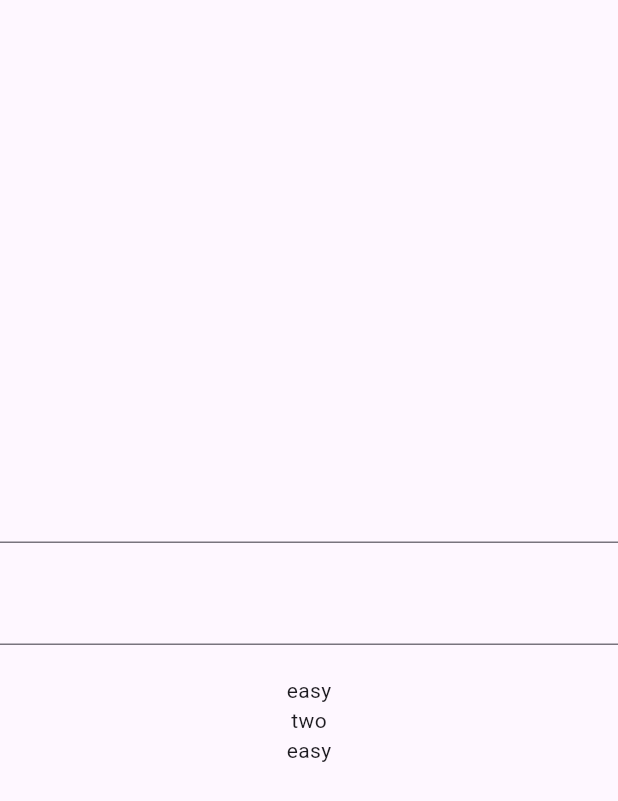
After one commit to anooravk/riverpodpractice, a Flutter app: the Selective screen opened directly, on a phone screen of 412 x 824 dp. The commit adds this screen. Shown: the top 801 px of the screen. Run offline on Flutter 3.47's test engine with Material 3 defaults, Android fonts, the phone set to English and light mode, and no system bars; our stand-ins replace flutter_riverpod, riverpod, riverpod_annotation; generated files the repository leaves out were written again.

Commit message:
auto generation

```diff
--- /dev/null
+++ b/lib/autogen.dart
@@ -0,0 +1,4 @@
+import 'package:riverpod_annotation/riverpod_annotation.dart';
+part 'autogen.g.dart';
+@Riverpod(keepAlive: false)
+String name(NameRef ref){return 'amar';}
--- /dev/null
+++ b/lib/select.dart
@@ -0,0 +1,41 @@
+import 'package:flutter/material.dart';
+import 'package:flutter_riverpod/flutter_riverpod.dart';
+import 'package:riverpodpractice/statenotifier.dart';
+
+final selectProvider = StateNotifierProvider<Select, GameModel>(
+    (ref) => Select(GameModel(playersCount: 'two', playMode: 'easy')));
+
+
+class Selective extends ConsumerWidget {
+  const Selective({super.key});
+
+  @override
+  Widget build(BuildContext context, WidgetRef ref) {
+    final game=ref.watch(selectProvider);
+    final select=ref.watch(selectProvider.select((value) => value.playMode));
+    return Scaffold(
+      body: Column(
+        mainAxisAlignment: MainAxisAlignment.center,
+        crossAxisAlignment: CrossAxisAlignment.center,
+        children: [
+          TextField(
+            onSubmitted: (value)=>ref.read(selectProvider.notifier).updatePlayerCount(value),
+          ),
+          SizedBox(
+            height: 20,
+          ),
+          TextField(
+            onSubmitted: (value)=>ref.read(selectProvider.notifier).updatePlayMode(value),
+
+          ),
+          SizedBox(
+            height: 20,
+          ),
+          Text(game.playMode),
+          Text(game.playersCount),
+          Text(select),
+        ],
+      ),
+    );
+  }
+}
--- a/pubspec.yaml
+++ b/pubspec.yaml
@@ -16,6 +16,7 @@ dependencies:
 
   cupertino_icons: ^1.0.6
   flutter_riverpod: ^2.5.1
+  riverpod_annotation: ^2.3.5
   http: ^1.2.1
 
 dev_dependencies:
@@ -24,6 +25,8 @@ dev_dependencies:
 
 
   flutter_lints: ^3.0.0
+  riverpod_generator: ^2.2.6
+  build_runner: ^2.4.6
 
 
 flutter:
```
Also changed, not shown: lib/main.dart (+39 -17 lines), lib/notifier.dart (added, +63 -0 lines), lib/statenotifier.dart (+33 -0 lines), lib/autogen.g.dart (added), lib/notifier.g.dart (added), pubspec.lock.
